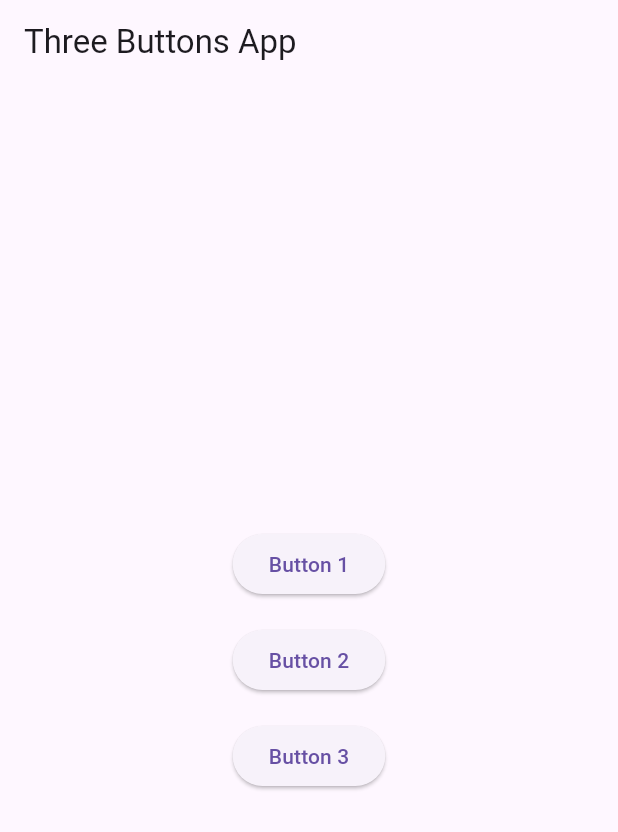
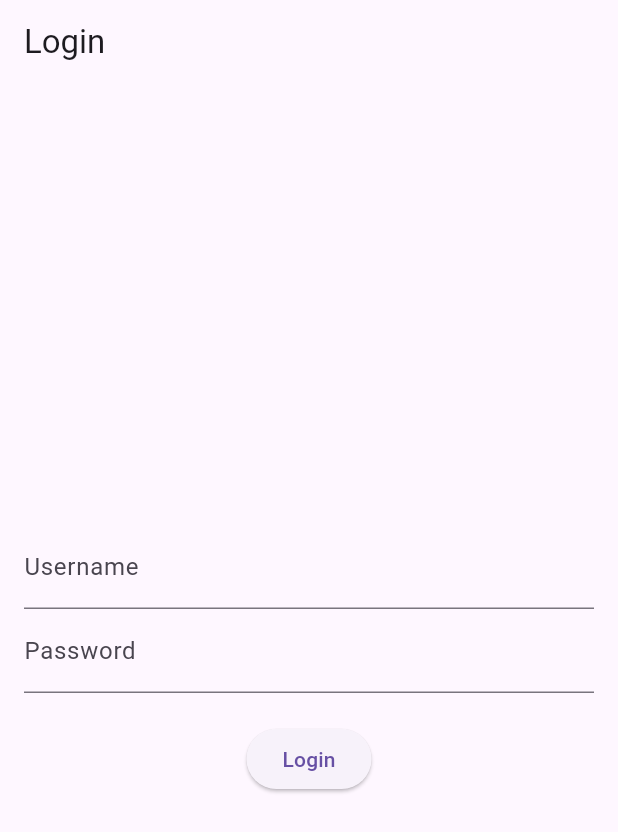
Before and after one commit to truongdothienhoang/flutter-build-demo, a Flutter app: the screen it shows after launch, on a phone screen of 412 x 824 dp. Shown: the top 832 px of the screen. Run offline on Flutter 3.47's test engine with Material 3 defaults, Android fonts, the phone set to English and light mode, and no system bars; missing offline and left inert: dart:html.

Commit message:
Update main.dart via API

```diff
--- a/lib/main.dart
+++ b/lib/main.dart
@@ -1,4 +1,5 @@
 import 'package:flutter/material.dart';
+import 'dart:html' as html;
 
 void main() {
   runApp(const MyApp());
@@ -10,30 +11,89 @@ class MyApp extends StatelessWidget {
   @override
   Widget build(BuildContext context) {
     return MaterialApp(
-      home: Scaffold(
-        appBar: AppBar(title: const Text('Three Buttons App')),
-        body: Center(
-          child: Column(
-            mainAxisAlignment: MainAxisAlignment.center,
-            children: [
-              ElevatedButton(
-                onPressed: () => print('Button 1 pressed'),
-                child: const Text('Button 1'),
-              ),
-              const SizedBox(height: 16),
-              ElevatedButton(
-                onPressed: () => print('Button 2 pressed'),
-                child: const Text('Button 2'),
-              ),
-              const SizedBox(height: 16),
-              ElevatedButton(
-                onPressed: () => print('Button 3 pressed'),
-                child: const Text('Button 3'),
-              ),
-            ],
-          ),
+      home: LoginScreen(),
+    );
+  }
+}
+
+class LoginScreen extends StatefulWidget {
+  @override
+  _LoginScreenState createState() => _LoginScreenState();
+}
+
+class _LoginScreenState extends State<LoginScreen> {
+  final TextEditingController _usernameController = TextEditingController();
+  final TextEditingController _passwordController = TextEditingController();
+  bool _loggedIn = false;
+
+  void _login() {
+    setState(() {
+      _loggedIn = true; // Mock login
+    });
+  }
+
+  @override
+  Widget build(BuildContext context) {
+    if (_loggedIn) return const UserSelectionScreen();
+
+    return Scaffold(
+      appBar: AppBar(title: const Text('Login')),
+      body: Padding(
+        padding: const EdgeInsets.all(16.0),
+        child: Column(
+          mainAxisAlignment: MainAxisAlignment.center,
+          children: [
+            TextField(controller: _usernameController, decoration: const InputDecoration(labelText: 'Username')),
+            TextField(controller: _passwordController, decoration: const InputDecoration(labelText: 'Password'), obscureText: true),
+            const SizedBox(height: 20),
+            ElevatedButton(onPressed: _login, child: const Text('Login')),
+          ],
         ),
       ),
     );
   }
 }
+
+class UserSelectionScreen extends StatefulWidget {
+  const UserSelectionScreen({super.key});
+
+  @override
+  _UserSelectionScreenState createState() => _UserSelectionScreenState();
+}
+
+class _UserSelectionScreenState extends State<UserSelectionScreen> {
+  String? _selectedUser;
+  final List<String> _users = ['Alice', 'Bob', 'Charlie'];
+
+  void _uploadFile() {
+    html.FileUploadInputElement uploadInput = html.FileUploadInputElement();
+    uploadInput.accept = '*/*';
+    uploadInput.click();
+  }
+
+  @override
+  Widget build(BuildContext context) {
+    return Scaffold(
+      appBar: AppBar(title: const Text('Select User')),
+      body: Padding(
+        padding: const EdgeInsets.all(16.0),
+        child: Column(
+          crossAxisAlignment: CrossAxisAlignment.start,
+          children: [
+            DropdownButton<String>(
+              hint: const Text('Select a user'),
+              value: _selectedUser,
+              items: _users.map((user) => DropdownMenuItem(value: user, child: Text(user))).toList(),
+              onChanged: (value) => setState(() => _selectedUser = value),
+            ),
+            const SizedBox(height: 20),
+            ElevatedButton(
+              onPressed: _selectedUser == null ? null : _uploadFile,
+              child: const Text('Upload File'),
+            ),
+          ],
+        ),
+      ),
+    );
+  }
+}
```
